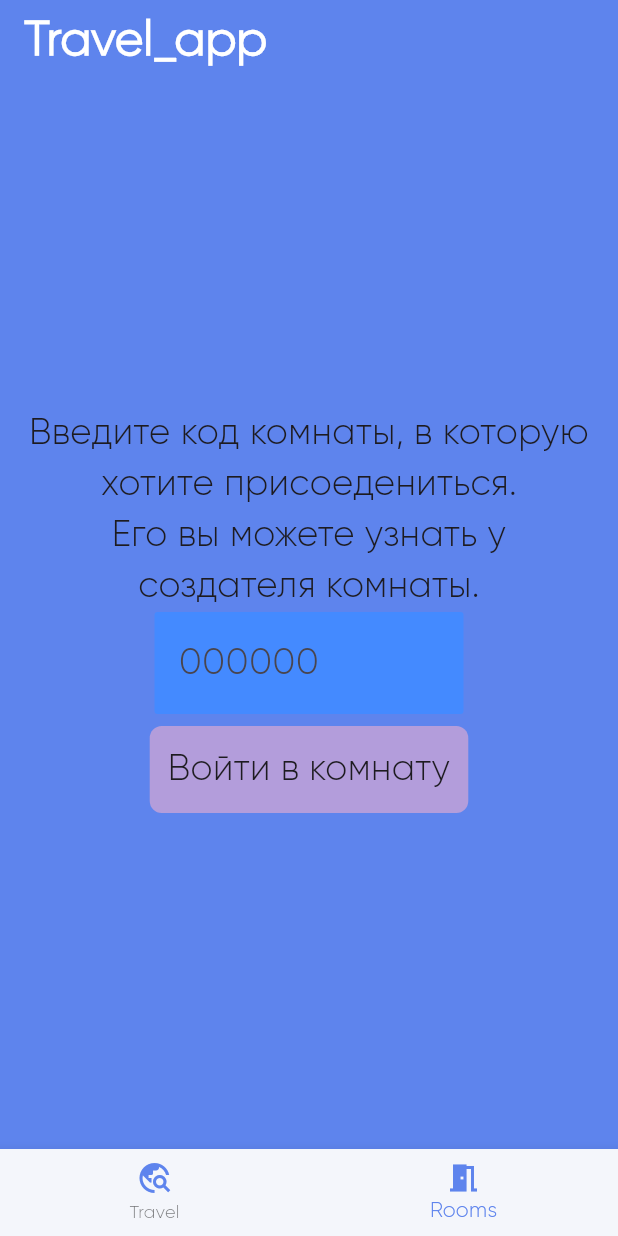
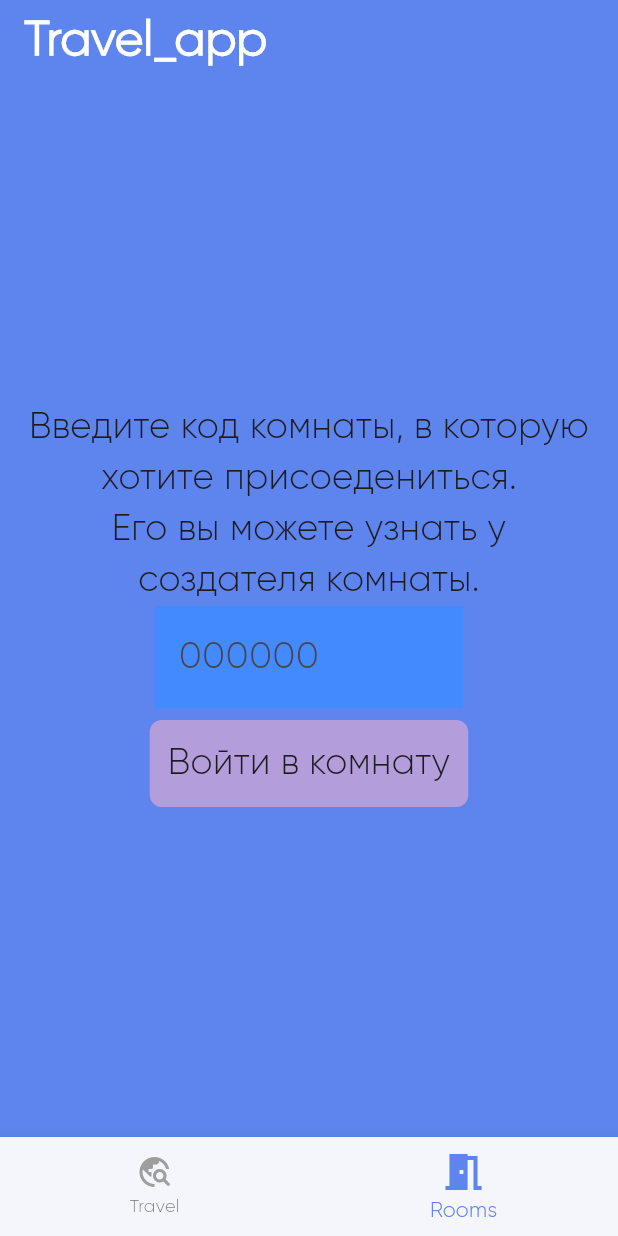
Before and after one commit to mmmark16/travel_app, a Flutter app: the screen it shows after launch, item 2 of the bottom bar chosen, on a phone screen of 412 x 824 dp. Run offline on Flutter 3.47's test engine with Material 3 defaults, Android fonts, the phone set to English and light mode, and no system bars; our stand-ins replace cloud_firestore, firebase_core, flutter_card_swiper, fluttertoast; accounts and stored records are empty.

Commit message:
swipe_card

```diff
--- a/lib/page/home_page.dart
+++ b/lib/page/home_page.dart
@@ -42,11 +42,13 @@ class _MyHomePageState extends State<MyHomePage> {
         onTap: _onItemTapped,
         items: const <BottomNavigationBarItem>[
           BottomNavigationBarItem(
-            icon: Icon( Icons.travel_explore,color: Color.fromRGBO(94, 132, 237,1),),
+            icon: Icon( Icons.travel_explore,color: Colors.grey,),
+            activeIcon: Icon( Icons.travel_explore,color: Color.fromRGBO(94, 132, 237,1),size: 32,),
             label: 'Travel',
           ),
           BottomNavigationBarItem(
-            icon: Icon( Icons.meeting_room, color: Color.fromRGBO(94, 132, 237,1),),
+            icon: Icon( Icons.meeting_room, color: Colors.grey,),
+            activeIcon: Icon( Icons.meeting_room,color: Color.fromRGBO(94, 132, 237,1),size: 32,),
             label: 'Rooms',
           ),
         ],
--- a/lib/widget/travel_card.dart
+++ b/lib/widget/travel_card.dart
@@ -94,7 +94,7 @@ class TravelCard extends StatelessWidget {
 
                   title,
                   textAlign: TextAlign.right,
-                  style: TextStyle(fontSize: 24, color: Color.fromRGBO(94, 132, 237,1)),
+                  style: TextStyle(fontSize: 24, color: Color.fromRGBO(94, 132, 237,1),fontWeight: FontWeight.bold),
                 )),
               ))
             ],
```
Also changed, not shown: lib/page/swipe_room_page.dart (+3 -5 lines), lib/widget/tour_card.dart (+46 -13 lines).
